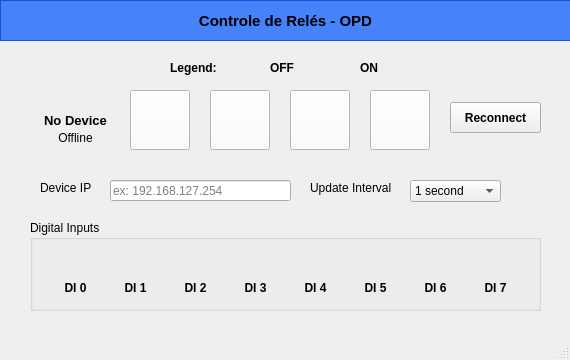
ramonefoster/remoteRelaysOPD, file main.ui: the form before one commit.
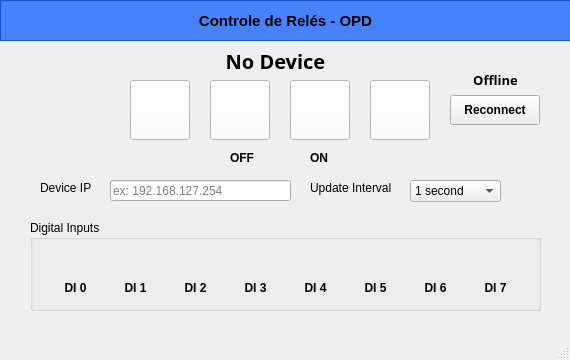
The form after the commit. Icons and pictures are not drawn.

What changed in the file:
```diff
--- a/main.ui
+++ b/main.ui
@@ -24,7 +24,7 @@
     <property name="geometry">
      <rect>
       <x>130</x>
-      <y>90</y>
+      <y>80</y>
       <width>60</width>
       <height>60</height>
      </rect>
@@ -50,7 +50,7 @@
     <property name="geometry">
      <rect>
       <x>210</x>
-      <y>90</y>
+      <y>80</y>
       <width>60</width>
       <height>60</height>
      </rect>
@@ -76,7 +76,7 @@
     <property name="geometry">
      <rect>
       <x>290</x>
-      <y>90</y>
+      <y>80</y>
       <width>60</width>
       <height>60</height>
      </rect>
@@ -102,7 +102,7 @@
     <property name="geometry">
      <rect>
       <x>370</x>
-      <y>90</y>
+      <y>80</y>
       <width>60</width>
       <height>60</height>
      </rect>
@@ -593,31 +593,11 @@
      <string>Device IP</string>
     </property>
    </widget>
-   <widget class="QLabel" name="label_20">
-    <property name="geometry">
-     <rect>
-      <x>170</x>
-      <y>60</y>
-      <width>71</width>
-      <height>16</height>
-     </rect>
-    </property>
-    <property name="font">
-     <font>
-      <pointsize>9</pointsize>
-      <weight>75</weight>
-      <bold>true</bold>
-     </font>
-    </property>
-    <property name="text">
-     <string>Legend:</string>
-    </property>
-   </widget>
    <widget class="QLabel" name="label_21">
     <property name="geometry">
      <rect>
-      <x>240</x>
-      <y>60</y>
+      <x>210</x>
+      <y>150</y>
       <width>21</width>
       <height>21</height>
      </rect>
@@ -640,8 +620,8 @@
    <widget class="QLabel" name="label_22">
     <property name="geometry">
      <rect>
-      <x>270</x>
-      <y>60</y>
+      <x>230</x>
+      <y>150</y>
       <width>47</width>
       <height>16</height>
      </rect>
@@ -660,8 +640,8 @@
    <widget class="QLabel" name="label_23">
     <property name="geometry">
      <rect>
-      <x>330</x>
-      <y>60</y>
+      <x>290</x>
+      <y>150</y>
       <width>21</width>
       <height>21</height>
      </rect>
@@ -684,8 +664,8 @@
    <widget class="QLabel" name="label_24">
     <property name="geometry">
      <rect>
-      <x>360</x>
-      <y>60</y>
+      <x>310</x>
+      <y>150</y>
       <width>47</width>
       <height>16</height>
      </rect>
@@ -704,15 +684,16 @@
    <widget class="QLabel" name="txtName">
     <property name="geometry">
      <rect>
-      <x>30</x>
-      <y>110</y>
-      <width>91</width>
+      <x>150</x>
+      <y>50</y>
+      <width>251</width>
       <height>21</height>
      </rect>
     </property>
     <property name="font">
      <font>
-      <pointsize>10</pointsize>
+      <family>Corbel Light</family>
+      <pointsize>15</pointsize>
       <weight>75</weight>
       <bold>true</bold>
      </font>
@@ -728,9 +709,9 @@
     <property name="geometry">
      <rect>
       <x>450</x>
-      <y>102</y>
-      <width>91</width>
-      <height>31</height>
+      <y>95</y>
+      <width>90</width>
+      <height>30</height>
      </rect>
     </property>
     <property name="font">
@@ -746,12 +727,20 @@
    <widget class="QLabel" name="statConnect">
     <property name="geometry">
      <rect>
-      <x>30</x>
-      <y>130</y>
+      <x>450</x>
+      <y>70</y>
       <width>91</width>
-      <height>16</height>
+      <height>20</height>
      </rect>
     </property>
+    <property name="font">
+     <font>
+      <family>Corbel</family>
+      <pointsize>10</pointsize>
+      <weight>75</weight>
+      <bold>true</bold>
+     </font>
+    </property>
     <property name="text">
      <string>Offline</string>
     </property>
```
Left out of the diff: 6 changed lines with no effect on the pictures.
